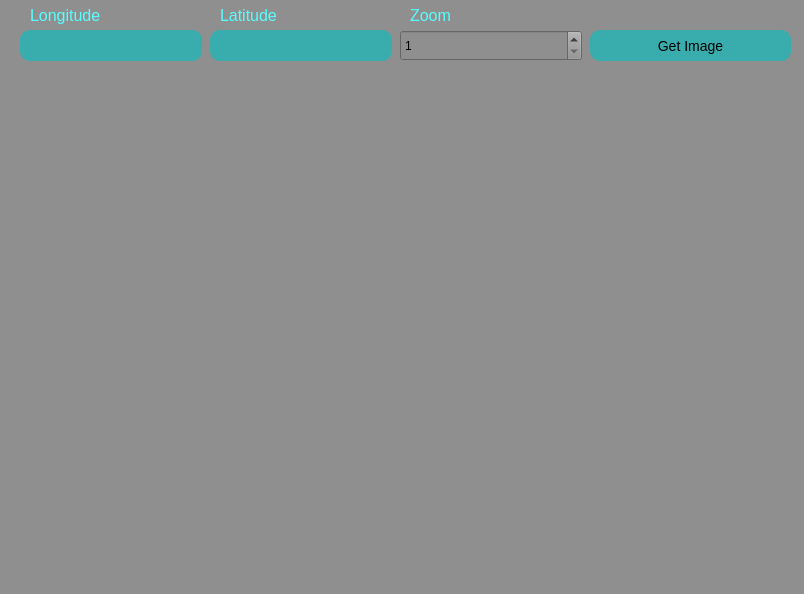
The window that map_ui.ui (Rogozhin-Dmitry/yandex_api_big_project) describes before a commit, drawn with Qt 5.
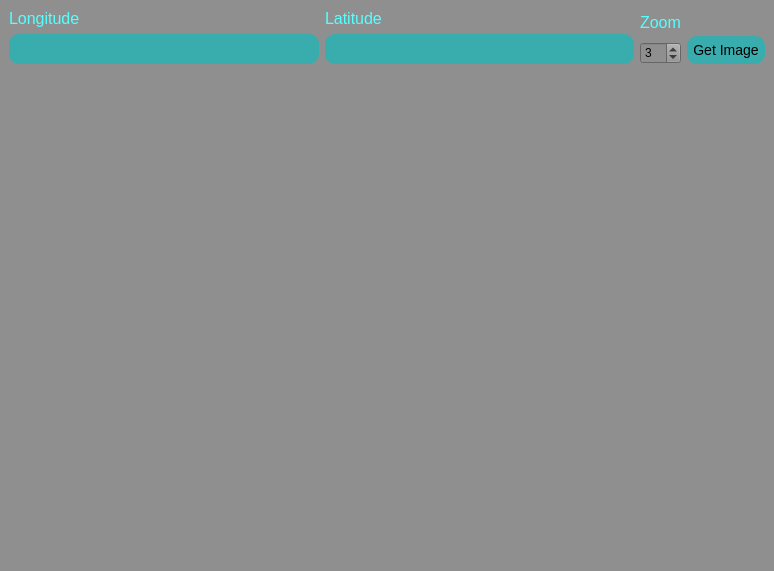
The same window after the commit.

The edit to the form file:
```diff
--- a/map_ui.ui
+++ b/map_ui.ui
@@ -6,8 +6,8 @@
    <rect>
     <x>0</x>
     <y>0</y>
-    <width>804</width>
-    <height>594</height>
+    <width>774</width>
+    <height>571</height>
    </rect>
   </property>
   <property name="windowTitle">
@@ -18,104 +18,115 @@
 border-width: 0px;</string>
   </property>
   <widget class="QWidget" name="centralwidget">
-   <widget class="QLineEdit" name="Longitude">
-    <property name="geometry">
-     <rect>
-      <x>20</x>
-      <y>30</y>
-      <width>182</width>
-      <height>31</height>
-     </rect>
-    </property>
-    <property name="styleSheet">
-     <string notr="true">background-color: rgb(57, 173, 173);
+   <layout class="QVBoxLayout" name="verticalLayout_4">
+    <item>
+     <layout class="QHBoxLayout" name="horizontalLayout">
+      <item>
+       <layout class="QVBoxLayout" name="verticalLayout_3">
+        <item>
+         <widget class="QLabel" name="label_2">
+          <property name="font">
+           <font>
+            <family>Segoe UI</family>
+            <pointsize>12</pointsize>
+           </font>
+          </property>
+          <property name="styleSheet">
+           <string notr="true">color: rgb(85, 255, 255);
+
+</string>
+          </property>
+          <property name="text">
+           <string>Longitude</string>
+          </property>
+         </widget>
+        </item>
+        <item>
+         <widget class="QLineEdit" name="Longitude">
+          <property name="focusPolicy">
+           <enum>Qt::ClickFocus</enum>
+          </property>
+          <property name="styleSheet">
+           <string notr="true">background-color: rgb(57, 173, 173);
 border-style: outset;
 border-radius: 10px;
 border-color: beige;
 font: 14px;
 padding: 6px;
 min-width: 10em;</string>
-    </property>
-    <property name="text">
-     <string/>
-    </property>
-   </widget>
-   <widget class="QLineEdit" name="Latitude">
-    <property name="geometry">
-     <rect>
-      <x>210</x>
-      <y>30</y>
-      <width>182</width>
-      <height>31</height>
-     </rect>
-    </property>
-    <property name="styleSheet">
-     <string notr="true">background-color: rgb(57, 173, 173);
+          </property>
+          <property name="text">
+           <string/>
+          </property>
+         </widget>
+        </item>
+       </layout>
+      </item>
+      <item>
+       <layout class="QVBoxLayout" name="verticalLayout_2">
+        <item>
+         <widget class="QLabel" name="label_3">
+          <property name="font">
+           <font>
+            <family>Segoe UI</family>
+            <pointsize>12</pointsize>
+           </font>
+          </property>
+          <property name="styleSheet">
+           <string notr="true">color: rgb(85, 255, 255);
+
+</string>
+          </property>
+          <property name="text">
+           <string>Latitude</string>
+          </property>
+         </widget>
+        </item>
+        <item>
+         <widget class="QLineEdit" name="Latitude">
+          <property name="focusPolicy">
+           <enum>Qt::ClickFocus</enum>
+          </property>
+          <property name="styleSheet">
+           <string notr="true">background-color: rgb(57, 173, 173);
 border-style: outset;
 border-radius: 10px;
 border-color: beige;
 font: 14px;
 min-width: 10em;
 padding: 6px;</string>
-    </property>
-   </widget>
-   <widget class="QPushButton" name="Get_Image">
-    <property name="geometry">
-     <rect>
-      <x>590</x>
-      <y>30</y>
-      <width>201</width>
-      <height>31</height>
-     </rect>
-    </property>
-    <property name="font">
-     <font>
-      <family>Segoe UI</family>
-      <pointsize>-1</pointsize>
-      <weight>50</weight>
-      <italic>false</italic>
-      <bold>false</bold>
-     </font>
-    </property>
-    <property name="styleSheet">
-     <string notr="true">background-color: rgb(57, 173, 173);
-padding: 6px;
-border-style: outset;
-border-width: 0px;
-border-radius: 10px;
-border-color: beige;
-font: 14px;
-min-width: 10em;
+          </property>
+         </widget>
+        </item>
+       </layout>
+      </item>
+      <item>
+       <layout class="QVBoxLayout" name="verticalLayout">
+        <item>
+         <widget class="QLabel" name="label_4">
+          <property name="font">
+           <font>
+            <family>Segoe UI</family>
+            <pointsize>12</pointsize>
+           </font>
+          </property>
+          <property name="styleSheet">
+           <string notr="true">color: rgb(85, 255, 255);
+
 </string>
-    </property>
-    <property name="text">
-     <string>Get Image</string>
-    </property>
-   </widget>
-   <widget class="QLabel" name="map">
-    <property name="geometry">
-     <rect>
-      <x>20</x>
-      <y>80</y>
-      <width>761</width>
-      <height>461</height>
-     </rect>
-    </property>
-    <property name="text">
-     <string/>
-    </property>
-   </widget>
-   <widget class="QSpinBox" name="Zoom">
-    <property name="geometry">
-     <rect>
-      <x>400</x>
-      <y>30</y>
-      <width>182</width>
-      <height>31</height>
-     </rect>
-    </property>
-    <property name="styleSheet">
-     <string notr="true">background-color: rgb(57, 173, 173);
+          </property>
+          <property name="text">
+           <string>Zoom</string>
+          </property>
+         </widget>
+        </item>
+        <item>
+         <widget class="QSpinBox" name="Zoom">
+          <property name="focusPolicy">
+           <enum>Qt::ClickFocus</enum>
+          </property>
+          <property name="styleSheet">
+           <string notr="true">background-color: rgb(57, 173, 173);
 padding: 6px;
 border-style: outset;
 border-width: 0px;
@@ -124,98 +135,103 @@
 font: 14px;
 min-width: 10em;
 up-arrow {width: 7px;height: 7px;};</string>
-    </property>
-    <property name="minimum">
-     <number>1</number>
-    </property>
-    <property name="maximum">
-     <number>100</number>
-    </property>
-   </widget>
-   <widget class="QLabel" name="label_2">
-    <property name="geometry">
-     <rect>
-      <x>30</x>
-      <y>5</y>
-      <width>161</width>
-      <height>21</height>
-     </rect>
-    </property>
-    <property name="font">
-     <font>
-      <family>Segoe UI</family>
-      <pointsize>12</pointsize>
-     </font>
-    </property>
-    <property name="styleSheet">
-     <string notr="true">color: rgb(85, 255, 255);
+          </property>
+          <property name="minimum">
+           <number>0</number>
+          </property>
+          <property name="maximum">
+           <number>15</number>
+          </property>
+          <property name="value">
+           <number>3</number>
+          </property>
+         </widget>
+        </item>
+       </layout>
+      </item>
+      <item>
+       <layout class="QVBoxLayout" name="verticalLayout_5">
+        <item>
+         <widget class="QLabel" name="label_5">
+          <property name="font">
+           <font>
+            <family>Segoe UI</family>
+            <pointsize>12</pointsize>
+           </font>
+          </property>
+          <property name="styleSheet">
+           <string notr="true">color: rgb(85, 255, 255);
 
 </string>
-    </property>
-    <property name="text">
-     <string>Longitude</string>
-    </property>
-   </widget>
-   <widget class="QLabel" name="label_3">
-    <property name="geometry">
-     <rect>
-      <x>220</x>
-      <y>5</y>
-      <width>161</width>
-      <height>21</height>
-     </rect>
-    </property>
-    <property name="font">
-     <font>
-      <family>Segoe UI</family>
-      <pointsize>12</pointsize>
-     </font>
-    </property>
-    <property name="styleSheet">
-     <string notr="true">color: rgb(85, 255, 255);
-
+          </property>
+          <property name="text">
+           <string/>
+          </property>
+         </widget>
+        </item>
+        <item>
+         <widget class="QPushButton" name="Get_Image">
+          <property name="font">
+           <font>
+            <family>Segoe UI</family>
+            <pointsize>-1</pointsize>
+            <weight>50</weight>
+            <italic>false</italic>
+            <bold>false</bold>
+           </font>
+          </property>
+          <property name="focusPolicy">
+           <enum>Qt::ClickFocus</enum>
+          </property>
+          <property name="styleSheet">
+           <string notr="true">background-color: rgb(57, 173, 173);
+padding: 6px;
+border-style: outset;
+border-width: 0px;
+border-radius: 10px;
+border-color: beige;
+font: 14px;
+min-width: 10em;
 </string>
-    </property>
-    <property name="text">
-     <string>Latitude</string>
-    </property>
-   </widget>
-   <widget class="QLabel" name="label_4">
-    <property name="geometry">
-     <rect>
-      <x>410</x>
-      <y>0</y>
-      <width>161</width>
-      <height>30</height>
-     </rect>
-    </property>
-    <property name="font">
-     <font>
-      <family>Segoe UI</family>
-      <pointsize>12</pointsize>
-     </font>
-    </property>
-    <property name="styleSheet">
-     <string notr="true">color: rgb(85, 255, 255);
-
-</string>
-    </property>
-    <property name="text">
-     <string>Zoom</string>
-    </property>
-   </widget>
+          </property>
+          <property name="text">
+           <string>Get Image</string>
+          </property>
+         </widget>
+        </item>
+       </layout>
+      </item>
+     </layout>
+    </item>
+    <item>
+     <layout class="QHBoxLayout" name="horizontalLayout_2">
+      <item>
+       <widget class="QLabel" name="map">
+        <property name="focusPolicy">
+         <enum>Qt::StrongFocus</enum>
+        </property>
+        <property name="text">
+         <string/>
+        </property>
+       </widget>
+      </item>
+      <item>
+       <spacer name="verticalSpacer">
+        <property name="orientation">
+         <enum>Qt::Vertical</enum>
+        </property>
+        <property name="sizeHint" stdset="0">
+         <size>
+          <width>20</width>
+          <height>40</height>
+         </size>
+        </property>
+       </spacer>
+      </item>
+     </layout>
+    </item>
+   </layout>
   </widget>
-  <widget class="QMenuBar" name="menubar">
-   <property name="geometry">
-    <rect>
-     <x>0</x>
-     <y>0</y>
-     <width>804</width>
-     <height>21</height>
-    </rect>
-   </property>
-  </widget>
-  <widget class="QStatusBar" name="statusbar"/>
  </widget>
  <resources/>
  <connections/>
```
